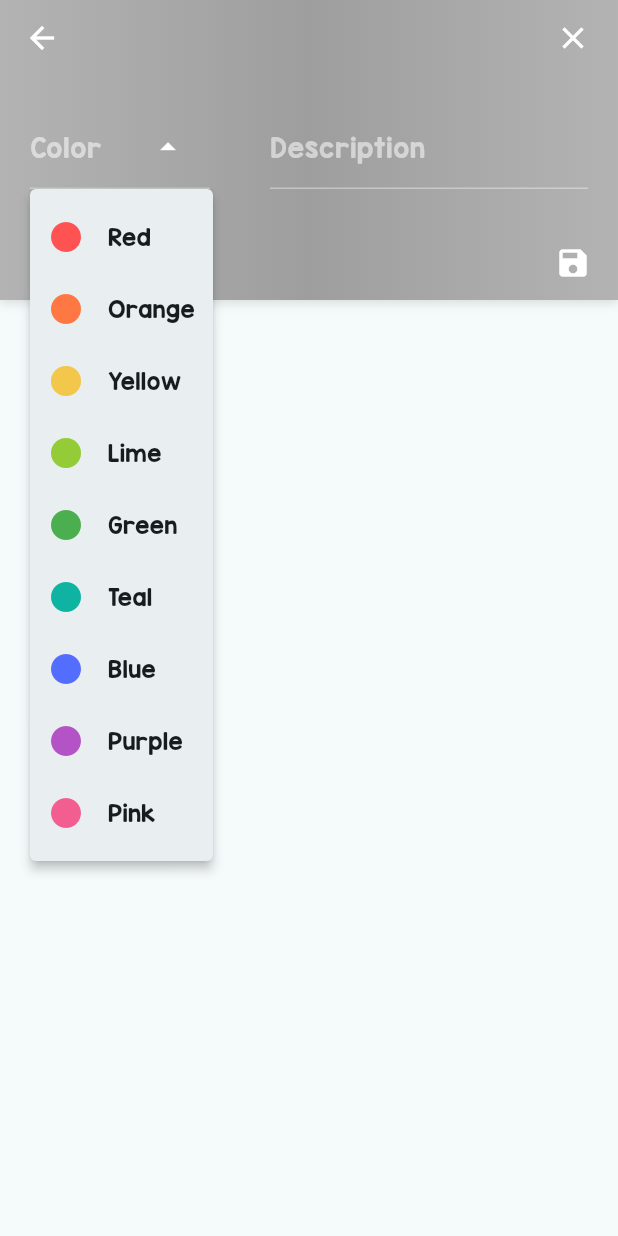
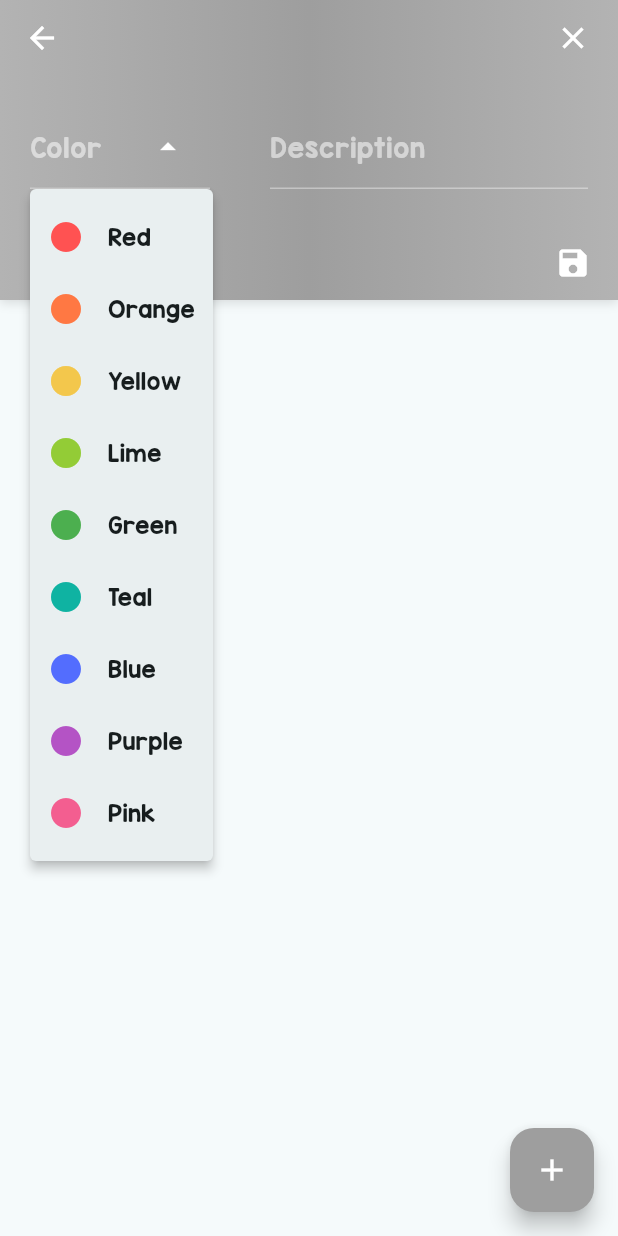
Before and after one commit to nathan68560/Jokerly, a Flutter app: the DeckPage screen opened directly with empty values, after a tap on the "settings" icon, after a tap on the "arrow drop down" icon, on a phone screen of 412 x 824 dp. Run offline on Flutter 3.47's test engine with Material 3 defaults, Android fonts, the phone set to English and light mode, and no system bars; our stand-ins replace shared_preferences; accounts and stored records are empty.

Commit message:
Removed bottomNavBar, fixed issue where string inputs weren't encoded and implemented flashcard creation

```diff
--- a/lib/pages/deck.dart
+++ b/lib/pages/deck.dart
@@ -1,5 +1,7 @@
+import 'dart:math';
 import 'package:flutter/material.dart';
 import 'package:jokerly/models/deck_model.dart';
+import 'package:jokerly/models/flashcard_model.dart';
 import 'package:jokerly/widgets/flashcard_widget.dart';
 import 'package:shared_preferences/shared_preferences.dart';
 
@@ -31,20 +33,15 @@ class DeckPage extends StatefulWidget {
 
 class _DeckPageState extends State<DeckPage> {
   bool _edit = false;
+  bool _showNewFC = false;
   final TextEditingController _descController = TextEditingController();
   Color _backgroundColor = Colors.grey;
   Color _gradientColor = Colors.grey.shade400;
 
-  @override
-  void initState() {
-    super.initState();
-    _descController.text = widget.deck.description;
-    _backgroundColor = widget.deck.color;
-    _gradientColor =
-        Color.alphaBlend(_backgroundColor.withAlpha(200), Colors.white);
-  }
-
-  void resetState(bool isEdit) {
+  // -----------------------
+  //        Functions
+  // -----------------------
+  void _resetState(bool isEdit) {
     setState(() {
       _edit = isEdit;
       _descController.text = widget.deck.description;
@@ -54,7 +51,7 @@ class _DeckPageState extends State<DeckPage> {
     });
   }
 
-  void updateBackgroundColor(Color newBackgroundColor) {
+  void _updateBgColor(Color newBackgroundColor) {
     setState(() {
       _backgroundColor = newBackgroundColor;
       _gradientColor =
@@ -62,18 +59,31 @@ class _DeckPageState extends State<DeckPage> {
     });
   }
 
-  Future<void> saveFlashcardDeck() async {
-    final SharedPreferences prefs = await SharedPreferences.getInstance();
+  void _addFlashcard(String question, String answer) {
+    Flashcard newFlashcard = new Flashcard(question: question, answer: answer);
+    setState(() {
+      widget.deck.flashcards.add(newFlashcard);
+      _showNewFC = false;
+    });
 
+    _saveDeck();
+  }
+
+  void _closeEdit() {
     widget.deck.description = _descController.text;
     widget.deck.color = _backgroundColor;
 
-    await prefs.setString(widget.deck.uid, widget.deck.toString());
+    setState(() => _edit = false);
 
-    setState(() => _edit = false);
+    _saveDeck();
   }
 
-  Future<bool> removeFlashcardDeck() async {
+  Future<void> _saveDeck() async {
+    final SharedPreferences prefs = await SharedPreferences.getInstance();
+    await prefs.setString(widget.deck.uid, widget.deck.toString());
+  }
+
+  Future<bool> _removeDeck() async {
     final SharedPreferences prefs = await SharedPreferences.getInstance();
 
     List<String> deckUids = prefs.getStringList('deck_uids') ?? [];
@@ -84,38 +94,45 @@ class _DeckPageState extends State<DeckPage> {
     return true;
   }
 
+  // -----------------------
+  //        Override
+  // -----------------------
+  @override
+  void initState() {
+    super.initState();
+    _descController.text = widget.deck.description;
+    _backgroundColor = widget.deck.color;
+    _gradientColor =
+        Color.alphaBlend(_backgroundColor.withAlpha(200), Colors.white);
+  }
+
   @override
   Widget build(BuildContext context) {
     return Scaffold(
       appBar: deckAppBar(context),
-      body: Container(
+      body: Stack(
+        children: [
+          Container(
             alignment: Alignment.topLeft,
             child: ListView(
               shrinkWrap: true,
               physics: const ScrollPhysics(),
               children: [
-            _edit ? editMenu(context) : const SizedBox(),
-            GridView.builder(
-              shrinkWrap: true,
-              clipBehavior: Clip.none,
-              physics: const ScrollPhysics(),
-              padding: const EdgeInsets.all(20.0),
-              itemCount: widget.deck.flashcards.length,
-              gridDelegate: const SliverGridDelegateWithMaxCrossAxisExtent(
-                maxCrossAxisExtent: 400,
-                mainAxisSpacing: 20,
-                crossAxisSpacing: 20,
-                childAspectRatio: 1.5,
-              ),
-              itemBuilder: (context, index) =>
-                  FlashcardWidget(flashcard: widget.deck.flashcards[index]),
-            ),
+                editMenu(context),
+                flashcardList(context),
               ],
             ),
           ),
+          newFlashcard(),
+        ],
+      ),
+      floatingActionButton: newFlashcardBTN(),
     );
   }
 
+  // -----------------------
+  //        Sub-parts
+  // -----------------------
   AppBar deckAppBar(BuildContext context) {
     return AppBar(
       backgroundColor: _backgroundColor,
@@ -151,7 +168,7 @@ class _DeckPageState extends State<DeckPage> {
             icon: const Icon(Icons.settings),
             selectedIcon: const Icon(Icons.close),
             isSelected: _edit,
-            onPressed: () => resetState(!_edit),
+            onPressed: () => _resetState(!_edit),
             tooltip: _edit ? "Close" : "Edit",
           ),
         ),
@@ -159,8 +176,10 @@ class _DeckPageState extends State<DeckPage> {
     );
   }
 
-  Container editMenu(BuildContext context) {
-    return Container(
+  Widget editMenu(BuildContext context) {
+    return Visibility(
+      visible: _edit,
+      child: Container(
         height: 150,
         decoration: BoxDecoration(
           boxShadow: const [
@@ -208,7 +227,7 @@ class _DeckPageState extends State<DeckPage> {
                       ),
                     ),
                     onSelected: (Color? newValue) =>
-                      updateBackgroundColor(newValue ?? _backgroundColor),
+                        _updateBgColor(newValue ?? _backgroundColor),
                     dropdownMenuEntries: ColorLabel.values
                         .map<DropdownMenuEntry<Color>>((ColorLabel color) {
                       return DropdownMenuEntry<Color>(
@@ -248,8 +267,8 @@ class _DeckPageState extends State<DeckPage> {
                   width: 60,
                   height: 50,
                   child: IconButton(
-                  onPressed: () => removeFlashcardDeck()
-                      .then((value) => Navigator.pop(context)),
+                    onPressed: () =>
+                        _removeDeck().then((value) => Navigator.pop(context)),
                     icon: const Icon(Icons.delete_forever, color: Colors.white),
                     tooltip: "Delete deck",
                   ),
@@ -258,7 +277,7 @@ class _DeckPageState extends State<DeckPage> {
                   width: 60,
                   height: 50,
                   child: IconButton(
-                  onPressed: () => saveFlashcardDeck(),
+                    onPressed: () => _closeEdit(),
                     icon: const Icon(Icons.save, color: Colors.white),
                     tooltip: "Save changes",
                   ),
@@ -267,6 +286,102 @@ class _DeckPageState extends State<DeckPage> {
             ),
           ],
         ),
+      ),
+    );
+  }
+
+  GridView flashcardList(BuildContext context) {
+    return GridView.builder(
+      shrinkWrap: true,
+      clipBehavior: Clip.none,
+      physics: const ScrollPhysics(),
+      padding: const EdgeInsets.all(20.0),
+      itemCount: widget.deck.flashcards.length,
+      gridDelegate: const SliverGridDelegateWithMaxCrossAxisExtent(
+        maxCrossAxisExtent: 400,
+        mainAxisSpacing: 20,
+        crossAxisSpacing: 20,
+        childAspectRatio: 1.5,
+      ),
+      itemBuilder: (context, index) =>
+          FlashcardWidget(flashcard: widget.deck.flashcards[index]),
+    );
+  }
+
+  Widget newFlashcard() {
+    TextEditingController qstController = TextEditingController();
+    TextEditingController ansController = TextEditingController();
+
+    return Visibility(
+      visible: _showNewFC,
+      child: Positioned(
+        bottom: 90.0,
+        right: 20.0,
+        width: min(400, (MediaQuery.sizeOf(context).width - 40.0)),
+        child: Container(
+          padding: const EdgeInsets.all(20),
+          decoration: BoxDecoration(
+            color: Colors.white,
+            borderRadius: BorderRadius.circular(12)
+                .copyWith(bottomRight: const Radius.circular(0)),
+            boxShadow: const [
+              BoxShadow(
+                offset: Offset(-3, 5),
+                spreadRadius: -3,
+                blurRadius: 10,
+                color: Colors.black12,
+              ),
+            ],
+          ),
+          child: Column(
+            mainAxisAlignment: MainAxisAlignment.start,
+            crossAxisAlignment: CrossAxisAlignment.stretch,
+            children: [
+              TextField(
+                decoration: const InputDecoration(
+                  labelText: 'Question',
+                ),
+                controller: qstController,
+              ),
+              const SizedBox(height: 20),
+              TextField(
+                decoration: const InputDecoration(
+                  labelText: 'Answer',
+                ),
+                controller: ansController,
+              ),
+              const SizedBox(height: 40),
+              IconButton(
+                onPressed: () =>
+                    _addFlashcard(qstController.text, ansController.text),
+                icon: const Row(
+                  mainAxisAlignment: MainAxisAlignment.center,
+                  crossAxisAlignment: CrossAxisAlignment.center,
+                  children: [
+                    Icon(Icons.add),
+                    SizedBox(width: 5),
+                    Text("Add flashcard"),
+                  ],
+                ),
+              ),
+            ],
+          ),
+        ),
+      ),
+    );
+  }
+
+  FloatingActionButton newFlashcardBTN() {
+    return FloatingActionButton(
+      tooltip: _showNewFC ? "Close" : "Add new flashcard",
+      backgroundColor: _backgroundColor,
+      foregroundColor: Colors.white,
+      onPressed: () => setState(() => _showNewFC = !_showNewFC),
+      child: Transform(
+        transform: Matrix4.rotationZ((_showNewFC ? 45.0 : 0.0) * pi / 180),
+        origin: const Offset(12, 12),
+        child: const Icon(Icons.add),
+      ),
     );
   }
 }
```
Also changed, not shown: lib/models/deck_model.dart (+4 -3 lines), lib/models/flashcard_model.dart (+5 -3 lines), lib/pages/home.dart (+113 -113 lines), lib/utility.dart (added, +11 -0 lines). Lines whose indentation alone changed are shown as unchanged.
